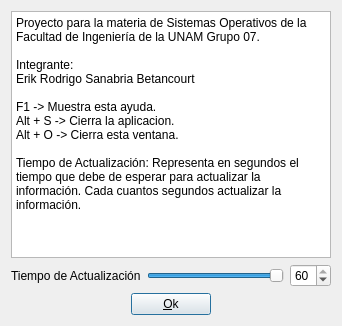
First picture: the form in proyectos/Proyecto_Erik_Sebastian/MonitorRAM/dialog_acercade.ui, repository gwolf/clase-sistop-2017-01, before the edit.
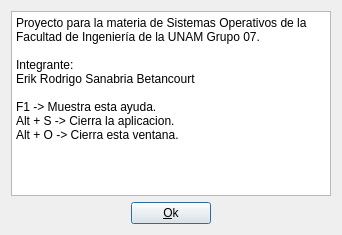
Second picture: the form after the edit.

Commit message: Actualizando ventana de ayuda

Patch:
```diff
--- a/proyectos/Proyecto_Erik_Sebastian/MonitorRAM/dialog_acercade.ui
+++ b/proyectos/Proyecto_Erik_Sebastian/MonitorRAM/dialog_acercade.ui
@@ -7,7 +7,7 @@
     <x>0</x>
     <y>0</y>
     <width>342</width>
-    <height>326</height>
+    <height>235</height>
    </rect>
   </property>
   <property name="windowTitle">
@@ -31,53 +31,12 @@
 &lt;p style=&quot; margin-top:0px; margin-bottom:0px; margin-left:0px; margin-right:0px; -qt-block-indent:0; text-indent:0px;&quot;&gt;F1 -&amp;gt; Muestra esta ayuda.&lt;/p&gt;
 &lt;p style=&quot; margin-top:0px; margin-bottom:0px; margin-left:0px; margin-right:0px; -qt-block-indent:0; text-indent:0px;&quot;&gt;Alt + S -&amp;gt; Cierra la aplicacion.&lt;/p&gt;
 &lt;p style=&quot; margin-top:0px; margin-bottom:0px; margin-left:0px; margin-right:0px; -qt-block-indent:0; text-indent:0px;&quot;&gt;Alt + O -&amp;gt; Cierra esta ventana.&lt;/p&gt;
-&lt;p style=&quot;-qt-paragraph-type:empty; margin-top:0px; margin-bottom:0px; margin-left:0px; margin-right:0px; -qt-block-indent:0; text-indent:0px;&quot;&gt;&lt;br /&gt;&lt;/p&gt;
-&lt;p style=&quot; margin-top:0px; margin-bottom:0px; margin-left:0px; margin-right:0px; -qt-block-indent:0; text-indent:0px;&quot;&gt;Tiempo de Actualización: Representa en segundos el tiempo que debe de esperar para actualizar la información. Cada cuantos segundos actualizar la información.&lt;/p&gt;&lt;/body&gt;&lt;/html&gt;</string>
+&lt;p style=&quot;-qt-paragraph-type:empty; margin-top:0px; margin-bottom:0px; margin-left:0px; margin-right:0px; -qt-block-indent:0; text-indent:0px;&quot;&gt;&lt;br /&gt;&lt;/p&gt;&lt;/body&gt;&lt;/html&gt;</string>
        </property>
       </widget>
      </item>
      <item>
-      <layout class="QHBoxLayout" name="horizontalLayout_2">
-       <item>
-        <widget class="QLabel" name="label">
-         <property name="text">
-          <string>Tiempo de Actualización</string>
-         </property>
-        </widget>
-       </item>
-       <item>
-        <widget class="QSlider" name="horizontalSlider">
-         <property name="minimum">
-          <number>1</number>
-         </property>
-         <property name="maximum">
-          <number>60</number>
-         </property>
-         <property name="singleStep">
-          <number>1</number>
-         </property>
-         <property name="value">
-          <number>60</number>
-         </property>
-         <property name="orientation">
-          <enum>Qt::Horizontal</enum>
-         </property>
-        </widget>
-       </item>
-       <item>
-        <widget class="QSpinBox" name="spinBox">
-         <property name="minimum">
-          <number>1</number>
-         </property>
-         <property name="maximum">
-          <number>60</number>
-         </property>
-         <property name="value">
-          <number>60</number>
-         </property>
-        </widget>
-       </item>
-      </layout>
+      <layout class="QHBoxLayout" name="horizontalLayout_2"/>
      </item>
      <item>
       <layout class="QHBoxLayout" name="horizontalLayout">
```
Left out of the diff: 32 changed lines with no effect on the pictures. The commit also changes 2 other files.
